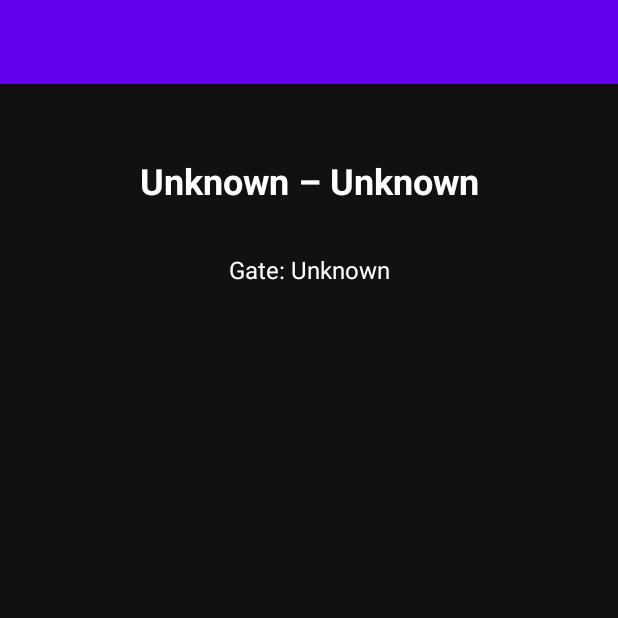
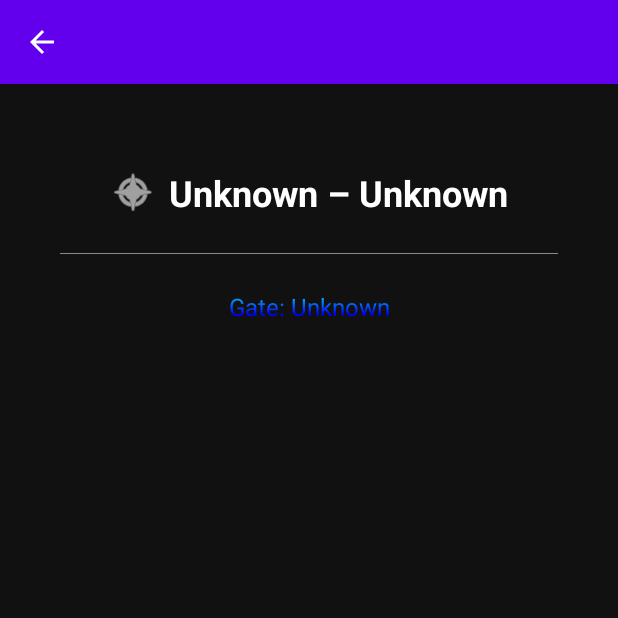
Before and after one commit to UnDolorDeBarriga/hack25_mqtt_app, an Android app built with Jetpack Compose: the FlightDetailActivity screen opened directly, with no data from a screen before it, on a phone screen of 412 x 824 dp, the top half of it. Run offline under Robolectric (Android 15) with nearby library versions, the phone set to English and light mode, and no system bars.

Commit message:
Various stuff

```diff
--- a/AndroidApp/app/src/main/java/com/example/prova/FlightDetailActivity.kt
+++ b/AndroidApp/app/src/main/java/com/example/prova/FlightDetailActivity.kt
@@ -1,11 +1,16 @@
 package com.example.prova
 
 import android.graphics.Color
+import android.graphics.LinearGradient
+import android.graphics.Shader
 import android.graphics.Typeface
 import android.os.Bundle
 import android.util.Log
 import android.util.TypedValue
 import android.view.Gravity
+import android.view.MenuItem
+import android.view.View
+import android.widget.ImageView
 import android.widget.LinearLayout
 import android.widget.TextView
 import androidx.appcompat.app.AppCompatActivity
@@ -17,13 +22,15 @@ class FlightDetailActivity : AppCompatActivity() {
         super.onCreate(savedInstanceState)
         setContentView(R.layout.activity_flight_detail)
 
+        supportActionBar?.apply {
+            setDisplayHomeAsUpEnabled(true)
+        }
+
         supportActionBar?.setDisplayShowTitleEnabled(false)
 
-        // Container defined in activity_flight_detail.xml:
         val container = findViewById<LinearLayout>(R.id.flightDetailContainer)
         container.removeAllViews()
 
-        // Pull JSON from intent
         val flightDetailsJson = intent.getStringExtra("flight_details") ?: "{}"
         val flightDetails = try {
             JSONObject(flightDetailsJson)
@@ -38,30 +45,47 @@ class FlightDetailActivity : AppCompatActivity() {
             return
         }
 
-        // Extract fields
         val destination = flightDetails.optString("destination", "Unknown")
-        val airport     = flightDetails.optString("airport",     "Unknown")
-        val time        = flightDetails.optString("time",        "Unknown")
-        val gate        = flightDetails.optString("gate",        "Unknown")
-        val numbersArr  = flightDetails.optJSONArray("flight_number")
+        val airport = flightDetails.optString("airport", "Unknown")
+        val gate = flightDetails.optString("gate", "Unknown")
+        val numbersArr = flightDetails.optJSONArray("flight_number")
 
-        // 1) Header: Destination – Airport (large, bold, centered)
-        TextView(this).apply {
-            text = "$destination – $airport"
-            setTextColor(Color.WHITE)
-            setTextSize(TypedValue.COMPLEX_UNIT_SP, 24f)
-            setTypeface(typeface, Typeface.BOLD)
-            setPadding(0, dp(8), 0, dp(16))
-            gravity = Gravity.CENTER_HORIZONTAL
+        // Header with icon
+        LinearLayout(this).apply {
+            orientation = LinearLayout.HORIZONTAL
+            gravity = Gravity.CENTER
+            setPadding(0, dp(16), 0, dp(16))
+
+            ImageView(this@FlightDetailActivity).apply {
+                setImageResource(android.R.drawable.ic_menu_compass)
+                setColorFilter(Color.WHITE)
+                setPadding(0, 0, dp(8), 0)
+            }.also(this::addView)
+
+            TextView(this@FlightDetailActivity).apply {
+                text = "$destination – $airport"
+                setTextColor(Color.WHITE)
+                setTextSize(TypedValue.COMPLEX_UNIT_SP, 24f)
+                setTypeface(typeface, Typeface.BOLD)
+            }.also(this::addView)
         }.also(container::addView)
 
-        // 2) Flight numbers (medium, bold, centered)
+        // Separator
+        View(this).apply {
+            layoutParams = LinearLayout.LayoutParams(
+                LinearLayout.LayoutParams.MATCH_PARENT,
+                dp(1)
+            ).apply { setMargins(0, dp(8), 0, dp(8)) }
+            setBackgroundColor(Color.GRAY)
+        }.also(container::addView)
+
+        // Flight numbers
         if (numbersArr != null) {
             for (i in 0 until numbersArr.length()) {
                 val num = numbersArr.optString(i, "Unknown")
                 TextView(this).apply {
                     text = num
-                    setTextColor(Color.WHITE)
+                    setTextColor(Color.LTGRAY)
                     setTextSize(TypedValue.COMPLEX_UNIT_SP, 18f)
                     setTypeface(typeface, Typeface.BOLD)
                     setPadding(0, 0, 0, dp(8))
@@ -70,17 +94,35 @@ class FlightDetailActivity : AppCompatActivity() {
             }
         }
 
-        // 3) Gate info (normal, centered)
+        // Gate info
         TextView(this).apply {
             text = "Gate: $gate"
             setTextColor(Color.WHITE)
             setTextSize(TypedValue.COMPLEX_UNIT_SP, 16f)
             setPadding(0, dp(16), 0, 0)
             gravity = Gravity.CENTER_HORIZONTAL
+
+            // Gradient text effect
+            paint.shader = LinearGradient(
+                0f, 0f, 0f, textSize,
+                intArrayOf(Color.CYAN, Color.BLUE),
+                null,
+                Shader.TileMode.CLAMP
+            )
         }.also(container::addView)
     }
 
-    // dp → px helper
+    override fun onOptionsItemSelected(item: MenuItem): Boolean {
+        return when (item.itemId) {
+            android.R.id.home -> {
+                finish()
+                true
+            }
+
+            else -> super.onOptionsItemSelected(item)
+        }
+    }
+
     private fun dp(value: Int): Int =
         (value * resources.displayMetrics.density).toInt()
 }
```
Also changed, not shown: AndroidApp/app/src/main/java/com/example/prova/NewsActivity.kt (+30 -8 lines), AndroidApp/app/src/main/res/layout/activity_news.xml (+24 -10 lines).
